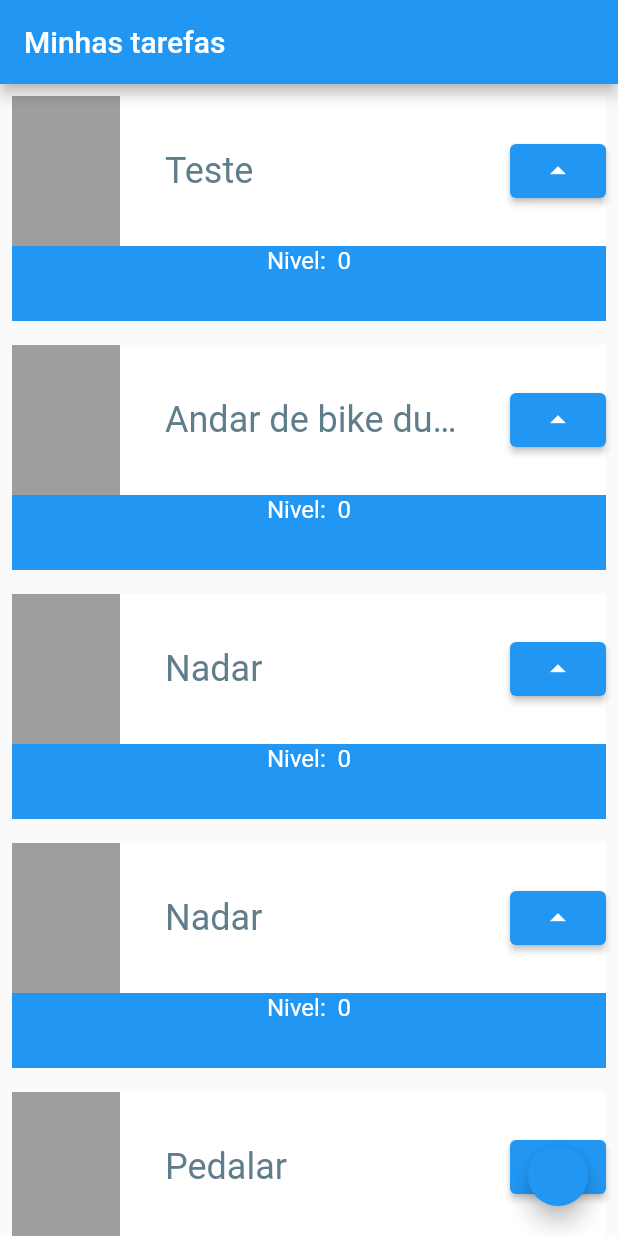
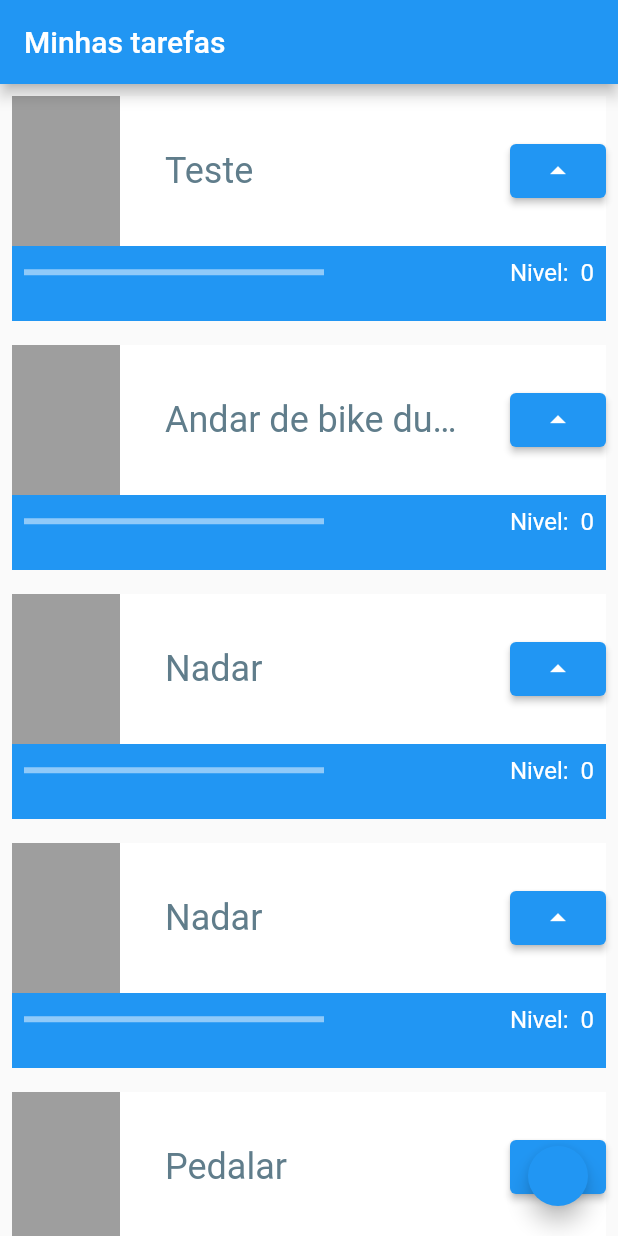
Before and after one commit to jbrunomf/tasks-app-flutter, a Flutter app: the screen it shows after launch, on a phone screen of 412 x 824 dp. Run offline on Flutter 3.47's test engine with Material 2 defaults, Android fonts, the phone set to English and light mode, and no system bars.

Commit message:
Ajuste na disposição dos itens na tela de tarefas.

```diff
--- a/lib/main.dart
+++ b/lib/main.dart
@@ -54,6 +54,7 @@ class Task extends StatefulWidget {
 
 class _TaskState extends State<Task> {
   int nivel = 0;
+
   @override
   Widget build(BuildContext context) {
     return Padding(
@@ -98,12 +99,30 @@ class _TaskState extends State<Task> {
                   ],
                 ),
               ),
-              Text(
-                "Nivel:  $nivel",
-                style: const TextStyle(
-                    color: Colors.white,
-                    fontSize: 16,
-                    fontWeight: FontWeight.w400),
+              Row(
+                mainAxisAlignment: MainAxisAlignment.spaceBetween,
+                children: [
+                  Padding(
+                    padding: const EdgeInsets.all(8.0),
+                    child: Container(
+                      width: 200,
+                      child: LinearProgressIndicator(
+                        color: Colors.white,
+                        value: nivel/10,
+                      ),
+                    ),
+                  ),
+                  Padding(
+                    padding: const EdgeInsets.all(8.0),
+                    child: Text(
+                      "Nivel:  $nivel",
+                      style: const TextStyle(
+                          color: Colors.white,
+                          fontSize: 16,
+                          fontWeight: FontWeight.w400),
+                    ),
+                  ),
+                ],
               ),
             ],
           ),
```
